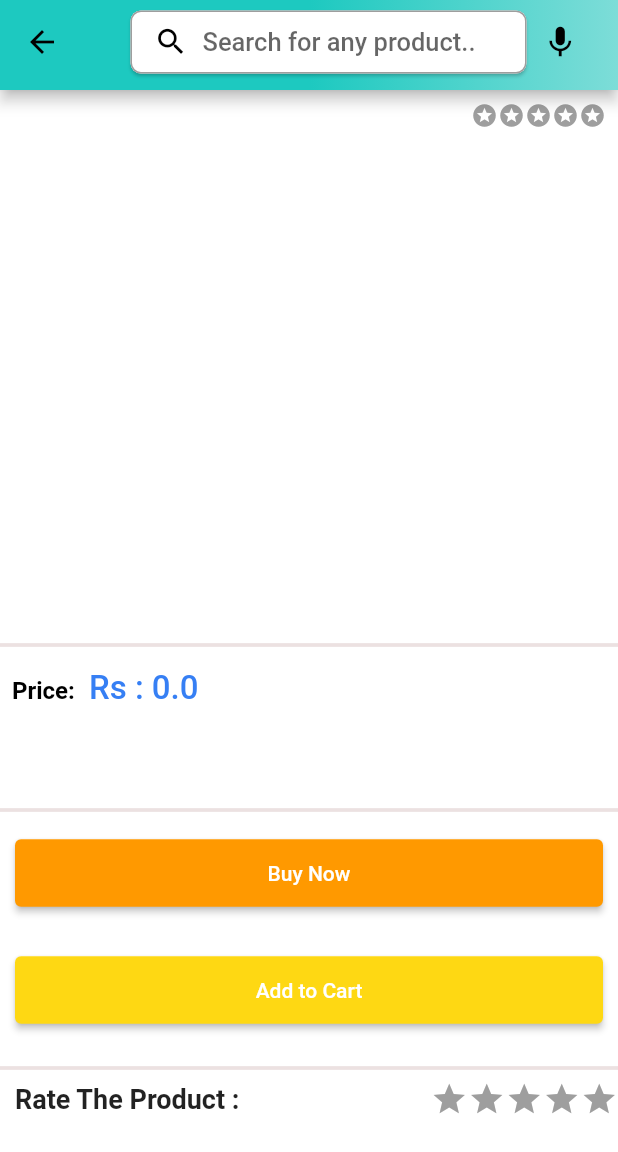
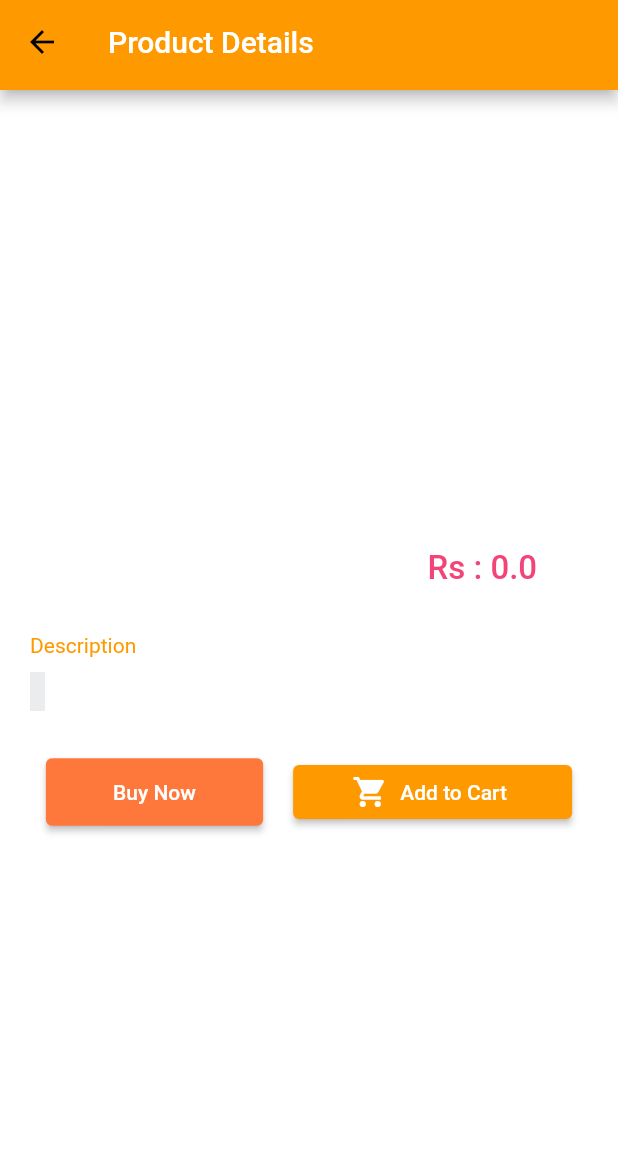
Before and after one commit to abrana411/Book-Retailer, a Flutter app: the ProductDetailScreen screen opened directly with empty values, on a phone screen of 412 x 824 dp. Shown: the top 1152 px of the screen. Run offline on Flutter 3.47's test engine with Material 2 defaults, Android fonts, the phone set to English and light mode, and no system bars; drawn by our look-alikes of carousel_slider, flutter_rating_bar; our stand-ins replace badges, dotted_border, file_picker, fl_chart, google_sign_in, shared_preferences; missing offline and left inert: cloudinary_public, pay; accounts and stored records are empty; network calls fail.

Commit message:
sign out functionality for the admin and the UI for the product details screen are done

```diff
--- a/lib/features/admin/screens/admin_screen.dart
+++ b/lib/features/admin/screens/admin_screen.dart
@@ -1,5 +1,8 @@
 import 'package:flutter/material.dart';
+import 'package:provider/provider.dart';
 
+import '../../../providers/user_provider.dart';
+import '../../account/services/account_services.dart';
 import '../screens/analytics_screen.dart';
 import '../screens/orders_screen.dart';
 import '../screens/products_screen.dart';
@@ -31,10 +34,42 @@ class _AdminScreenState extends State<AdminScreen> {
 
   @override
   Widget build(BuildContext context) {
+    final pass =
+        Provider.of<UserProvider>(context, listen: false).user.password;
+    final isGoogleSignout = pass.isEmpty;
     return Scaffold(
+      drawer: Drawer(
+          backgroundColor: Colors.white,
+          child: Column(
+            mainAxisAlignment: MainAxisAlignment.end,
+            children: [
+              ElevatedButton.icon(
+                  style:
+                      const ButtonStyle(elevation: MaterialStatePropertyAll(0)),
+                  onPressed: () {
+                    AccountServices().logOutUser(context, isGoogleSignout);
+                  },
+                  icon: const Icon(Icons.logout),
+                  label: const Text("Sign out"))
+            ],
+          )),
       appBar: PreferredSize(
         preferredSize: const Size.fromHeight(50),
         child: AppBar(
+          leading: Builder(
+            builder: (BuildContext context) {
+              return IconButton(
+                icon: const Icon(
+                  Icons.line_weight_outlined,
+                  color: Colors.white,
+                ),
+                onPressed: () {
+                  Scaffold.of(context).openDrawer();
+                },
+                tooltip: MaterialLocalizations.of(context).openAppDrawerTooltip,
+              );
+            },
+          ),
           // flexibleSpace: Container(
           //   decoration: const BoxDecoration(
           //     gradient: GlobalVariables.appBarGradient,
@@ -45,7 +80,11 @@ class _AdminScreenState extends State<AdminScreen> {
             children: [
               Container(
                 alignment: Alignment.topLeft,
-                child: const Text("Book Retail"),
+                child: (_page == 0)
+                    ? const Text("All Products")
+                    : (_page == 1)
+                        ? const Text("Analytics")
+                        : const Text("All Orders"),
               ),
               const Text(
                 'Admin',
@@ -56,6 +95,16 @@ class _AdminScreenState extends State<AdminScreen> {
               )
             ],
           ),
+          // actions: [
+          //   ElevatedButton.icon(
+          //       style:
+          //           const ButtonStyle(elevation: MaterialStatePropertyAll(0)),
+          //       onPressed: () {
+          //         AccountServices().logOutUser(context, isGoogleSignout);
+          //       },
+          //       icon: const Icon(Icons.logout),
+          //       label: const Text("Sign out"))
+          // ],
         ),
       ),
       body: pages[_page],
--- a/lib/features/product_details/screens/product_detail_screen.dart
+++ b/lib/features/product_details/screens/product_detail_screen.dart
@@ -1,14 +1,15 @@
+import 'package:dots_indicator/dots_indicator.dart';
 import 'package:flutter/material.dart';
 import 'package:provider/provider.dart';
 import 'package:carousel_slider/carousel_slider.dart';
-import 'package:flutter_rating_bar/flutter_rating_bar.dart';
+// import 'package:flutter_rating_bar/flutter_rating_bar.dart';
 
 import '../../../models/user_model.dart';
 import '../../../models/product_model.dart';
 import '../../../providers/user_provider.dart';
 import '../services/product_detail_service.dart';
 import '../../search/screens/search_screen.dart';
-import '../../search/widgets/show_rating_stars.dart';
+// import '../../search/widgets/show_rating_stars.dart';
 import '../../../constants/global_variables.dart';
 import '../../../common/widgets/custom_button.dart';
 
@@ -22,19 +23,39 @@ class ProductDetailScreen extends StatefulWidget {
 }
 
 class _ProductDetailScreenState extends State<ProductDetailScreen> {
+  int currentIndex = 0;
   ProductDetailsService productDetailsServices = ProductDetailsService();
   double currUserRating =
       0; //this will be set to the current users rating to this product (in case the user has given a rating to this product in past)
   double averageRatingOfProduct = 0; //will calculate it in the intiState
+  List<Widget>? _items;
   @override
   void initState() {
     super.initState();
+    //Initializing the images of product into the _items list:
+    _items = widget.product.images.map(
+      (i) {
+        return Builder(
+          builder: (BuildContext context) => Card(
+            child: Container(
+              color: Colors.black.withOpacity(0.1),
+              padding: const EdgeInsets.all(10),
+              child: Image.network(
+                i,
+                fit: BoxFit.contain,
+                height: 200,
+              ),
+            ),
+          ),
+        );
+      },
+    ).toList();
     //Get the sum of rating this product has received
-    double SumOfRatingOfThisPrduct = 0;
+    double sumOfRatingOfThisPrduct = 0;
     User currUser = Provider.of<UserProvider>(context, listen: false).user;
     for (int i = 0; i < widget.product.rating!.length; i++) {
       //add to total
-      SumOfRatingOfThisPrduct += widget.product.rating![i].rating;
+      sumOfRatingOfThisPrduct += widget.product.rating![i].rating;
 
       //check if the current rating is of the current user , because if it is then we will assign it to the currUserRating
       if (currUser.id == widget.product.rating![i].userId) {
@@ -42,25 +63,37 @@ class _ProductDetailScreenState extends State<ProductDetailScreen> {
       }
     }
 
-    if (SumOfRatingOfThisPrduct != 0) {
+    if (sumOfRatingOfThisPrduct != 0) {
       averageRatingOfProduct = //sunm/length = average
-          SumOfRatingOfThisPrduct / widget.product.rating!.length;
+          sumOfRatingOfThisPrduct / widget.product.rating!.length;
     }
   }
 
   @override
   Widget build(BuildContext context) {
+    final user = Provider.of<UserProvider>(context).user;
     return Scaffold(
       //Exactly same app bar as the home page and the search screen/page
       appBar: PreferredSize(
         preferredSize: const Size.fromHeight(60),
         child: AppBar(
-          flexibleSpace: Container(
-            decoration: const BoxDecoration(
-              gradient: GlobalVariables.appBarGradient,
+          // flexibleSpace: Container(
+          //   decoration: const BoxDecoration(
+          //     gradient: GlobalVariables.appBarGradient,
+          //   ),
+          // ),
+          title: const Text("Product Details"),
         ),
       ),
-          title: Row(
+      body: SingleChildScrollView(
+        child: Column(
+          crossAxisAlignment: CrossAxisAlignment.start,
+          children: [
+            const SizedBox(
+              height: 20,
+            ),
+            if (user.type == "user")
+              Row(
                 mainAxisAlignment: MainAxisAlignment.spaceBetween,
                 children: [
                   Expanded(
@@ -68,12 +101,13 @@ class _ProductDetailScreenState extends State<ProductDetailScreen> {
                       height: 42,
                       margin: const EdgeInsets.only(left: 15),
                       child: Material(
-                    borderRadius: BorderRadius.circular(7),
+                        borderRadius: BorderRadius.circular(20),
                         elevation: 1,
                         child: TextFormField(
                           onFieldSubmitted: (String searched) {
                             if (searched.isNotEmpty) {
-                          Navigator.pushNamed(context, SearchScreen.routeName,
+                              Navigator.pushNamed(
+                                  context, SearchScreen.routeName,
                                   arguments: searched);
                             }
                           },
@@ -96,13 +130,13 @@ class _ProductDetailScreenState extends State<ProductDetailScreen> {
                             contentPadding: const EdgeInsets.only(top: 10),
                             border: const OutlineInputBorder(
                               borderRadius: BorderRadius.all(
-                            Radius.circular(7),
+                                Radius.circular(20),
                               ),
                               borderSide: BorderSide.none,
                             ),
                             enabledBorder: const OutlineInputBorder(
                               borderRadius: BorderRadius.all(
-                            Radius.circular(7),
+                                Radius.circular(20),
                               ),
                               borderSide: BorderSide(
                                 color: Colors.black38,
@@ -127,166 +161,211 @@ class _ProductDetailScreenState extends State<ProductDetailScreen> {
                   ),
                 ],
               ),
+            if (user.type == "user")
+              const SizedBox(
+                height: 10,
               ),
-      ),
-      body: SingleChildScrollView(
-        child: Column(
-          crossAxisAlignment: CrossAxisAlignment.start,
-          children: [
+            if (user.type == "admin")
               Padding(
                 padding: const EdgeInsets.all(8.0),
                 //Row to show id on one end and the rating on other
                 child: Row(
-                mainAxisAlignment: MainAxisAlignment.spaceBetween,
+                  // mainAxisAlignment: MainAxisAlignment.spaceBetween,
                   children: [
+                    const Text(
+                      "Product Id : ",
+                      style: TextStyle(fontSize: 15),
+                    ),
                     Text(
                       widget.product.id!,
+                      style: const TextStyle(
+                          fontWeight: FontWeight.bold, fontSize: 15),
                     ),
-                  ShowStars(
-                    prodRating:
-                        averageRatingOfProduct, //showing the average rating of the product
-                  ),
+                    // ShowStars(
+                    //   prodRating:
+                    //       averageRatingOfProduct, //showing the average rating of the product
+                    // ),
                   ],
                 ),
               ),
+            // Padding(
+            //   padding: const EdgeInsets.symmetric(
+            //     vertical: 20,
+            //     horizontal: 10,
+            //   ),
+            //   child: Text(
+            //     widget.product.name,
+            //     style: const TextStyle(
+            //       fontSize: 15,
+            //     ),
+            //   ),
+            // ),
+
             Padding(
-              padding: const EdgeInsets.symmetric(
-                vertical: 20,
-                horizontal: 10,
-              ),
-              child: Text(
-                widget.product.name,
-                style: const TextStyle(
-                  fontSize: 15,
-                ),
-              ),
-            ),
-            CarouselSlider(
+              padding: const EdgeInsets.all(8.0),
+              child: CarouselSlider(
                 //Using the carousle slider to show all the images of this current product, and this slider we have discussed how and what parameter to pass in the home screen ui
                 //and also here the map will be on the produst.images
-              items: widget.product.images.map(
-                (i) {
-                  return Builder(
-                    builder: (BuildContext context) => Image.network(
-                      i,
-                      fit: BoxFit.contain,
-                      height: 200,
-                    ),
-                  );
+                items: _items,
+                options: CarouselOptions(
+                  onPageChanged: (index, reason) {
+                    setState(() {
+                      currentIndex = index;
+                    });
                   },
-              ).toList(),
-              options: CarouselOptions(
                   viewportFraction: 1,
                   height: 250,
                 ),
               ),
+            ),
+            Container(
+              alignment: Alignment.center,
+              child: DotsIndicator(
+                decorator: const DotsDecorator(
+                    activeColor: GlobalVariables.secondaryColor,
+                    activeSize: Size.square(15)),
+                dotsCount: _items!.length,
+                position: currentIndex,
+              ),
+            ),
+
             const SizedBox(
               height: 20,
             ),
-            const Divider(
-              thickness: 2.5,
-              color: Color.fromARGB(255, 236, 225, 225),
+            // const Divider(
+            //   thickness: 2.5,
+            //   color: Color.fromARGB(255, 236, 225, 225),
+            // ),
+            Row(mainAxisAlignment: MainAxisAlignment.spaceAround, children: [
+              Text(
+                widget.product.name,
+                style:
+                    const TextStyle(fontSize: 20, fontWeight: FontWeight.bold),
               ),
-            Padding(
-              padding: const EdgeInsets.all(8),
-              child: RichText(
-                text: TextSpan(
-                  text: 'Price: ',
-                  style: const TextStyle(
-                    fontSize: 16,
-                    color: Colors.black,
-                    fontWeight: FontWeight.bold,
+              const SizedBox(
+                width: 10,
               ),
-                  children: [
-                    TextSpan(
-                      text: ' Rs : ${widget.product.price}',
-                      style: const TextStyle(
+              Text(
+                ' Rs : ${widget.product.price}',
+                style: TextStyle(
                   fontSize: 22,
-                        color: Color.fromARGB(255, 54, 127, 244),
+                  color: Colors.red.withBlue(120),
                   fontWeight: FontWeight.w500,
                 ),
               ),
-                  ],
-                ),
-              ),
-            ), //showing the description
-            Padding(
-              padding: const EdgeInsets.all(8.0),
-              child: Text(widget.product.description),
-            ),
+              // const SizedBox(
+              //   width: 5,
+              // ),
+            ]),
             const SizedBox(
               height: 20,
             ),
-            const Divider(
-              thickness: 2.5,
-              color: Color.fromARGB(255, 236, 225, 225),
+            //showing the description
+            Container(
+                margin: const EdgeInsets.only(left: 20, top: 10),
+                child: Column(
+                  crossAxisAlignment: CrossAxisAlignment.start,
+                  children: [
+                    const Text(
+                      "Description",
+                      style: TextStyle(color: GlobalVariables.secondaryColor),
                     ),
-            Padding(
+                    const SizedBox(
+                      height: 10,
+                    ),
+                    Container(
+                      color: GlobalVariables.greyBackgroundColor,
+                      padding: const EdgeInsets.all(5),
+                      child: Text(widget.product.description),
+                    ),
+                  ],
+                )),
+
+            const SizedBox(
+              height: 20,
+            ),
+            // const Divider(
+            //   thickness: 2.5,
+            //   color: Color.fromARGB(255, 236, 225, 225),
+            // ),
+            Row(
+              mainAxisAlignment: MainAxisAlignment.center,
+              children: [
+                Container(
+                  width: MediaQuery.of(context).size.width * 0.4,
                   padding: const EdgeInsets.all(10),
                   child: CustomButton(
                     toShow: 'Buy Now',
                     onTap: () {},
+                    btnColor: Colors.yellow.withGreen(120),
                   ),
                 ),
                 const SizedBox(height: 10),
-            Padding(
+                Container(
+                  width: MediaQuery.of(context).size.width * 0.5,
                   padding: const EdgeInsets.all(10),
-              child: CustomButton(
-                toShow: 'Add to Cart',
-                onTap: () {
-                  //Adding the product to the cart of the user:
-                  productDetailsServices.addToCartOfUser(
-                      context: context, product: widget.product);
-                },
-                btnColor: const Color.fromRGBO(254, 216, 19,
-                    1), //This color is optional , if not given then primary (which we set to golden type will be shown)
+                  // child: CustomButton(
+                  //   toShow: 'Add to Cart',
+                  //   onTap: () {
+                  //     //Adding the product to the cart of the user:
+                  //     productDetailsServices.addToCartOfUser(
+                  //         context: context, product: widget.product);
+                  //   },
+                  //   btnColor: const Color.fromRGBO(254, 216, 19,
+                  //       1), //This color is optional , if not given then primary (which we set to golden type will be shown)
+                  // ),
+                  child: ElevatedButton.icon(
+                      onPressed: () {},
+                      icon: const Icon(Icons.shopping_cart),
+                      label: const Text("Add to Cart")),
                 ),
-            ),
-            const SizedBox(height: 10),
-            const Divider(
-              thickness: 2.5,
-              color: Color.fromARGB(255, 236, 225, 225),
-            ),
-            Row(
-              mainAxisAlignment: MainAxisAlignment.spaceBetween,
-              children: [
-                const Padding(
-                  padding: EdgeInsets.symmetric(horizontal: 10.0),
-                  child: Text(
-                    'Rate The Product : ',
-                    style: TextStyle(
-                      fontSize: 18,
-                      fontWeight: FontWeight.bold,
-                    ),
-                  ),
-                ),
+              ],
+            )
+            // const SizedBox(height: 10),
+            // const Divider(
+            //   thickness: 2.5,
+            //   color: Color.fromARGB(255, 236, 225, 225),
+            // ),
+            // Row(
+            //   mainAxisAlignment: MainAxisAlignment.spaceBetween,
+            //   children: [
+            //     const Padding(
+            //       padding: EdgeInsets.symmetric(horizontal: 10.0),
+            //       child: Text(
+            //         'Rate The Product : ',
+            //         style: TextStyle(
+            //           fontSize: 18,
+            //           fontWeight: FontWeight.bold,
+            //         ),
+            //       ),
+            //     ),
             //The ratingBarIndicator was for view only , below is to give rating ie we can tap on the start and it will change (it is not view only it is editable by tapping)
-                RatingBar.builder(
-                  itemSize: 25,
-                  //As the initial rating we will show the average rating this product has received
-                  initialRating:
-                      currUserRating, //passing the rating of current user (if rated sometime in past)
-                  minRating: 1, //min 1 can be given (cant give 0)
-                  direction: Axis.horizontal, //horizontal rating bar
-                  allowHalfRating:
-                      true, //double ratings are given so half should be applied too
-                  itemCount: 5, //out of 5 stars
+            // RatingBar.builder(
+            //   itemSize: 25,
+            //   //As the initial rating we will show the average rating this product has received
+            //   initialRating:
+            //       currUserRating, //passing the rating of current user (if rated sometime in past)
+            //   minRating: 1, //min 1 can be given (cant give 0)
+            //   direction: Axis.horizontal, //horizontal rating bar
+            //   allowHalfRating:
+            //       true, //double ratings are given so half should be applied too
+            //   itemCount: 5, //out of 5 stars
 
-                  itemBuilder: (context, _) => const Icon(
-                    //Star icon to show
-                    Icons.star,
-                    color: GlobalVariables.secondaryColor,
-                  ),
-                  onRatingUpdate: (rating) {
-                    //whenever the user taps on the rating (start icons in this case) then it will update and then the updated value will come here in this method and here we will call the update rating API call in the service
-                    productDetailsServices.rateThisProduct(
-                        context: context,
-                        product: widget.product,
-                        rating: rating);
-                  },
-                )
-              ],
-            ),
+            //   itemBuilder: (context, _) => const Icon(
+            //     //Star icon to show
+            //     Icons.star,
+            //     color: GlobalVariables.secondaryColor,
+            //   ),
+            //   onRatingUpdate: (rating) {
+            //     //whenever the user taps on the rating (start icons in this case) then it will update and then the updated value will come here in this method and here we will call the update rating API call in the service
+            //     productDetailsServices.rateThisProduct(
+            //         context: context,
+            //         product: widget.product,
+            //         rating: rating);
+            //   },
+            // )
+            // ],
+            // ),
           ],
         ),
       ),
--- a/pubspec.yaml
+++ b/pubspec.yaml
@@ -43,6 +43,7 @@ dependencies:
   intl: ^0.18.0 #for formating the date
   fl_chart: ^0.62.0 #For showing the analytics (the bar chart in my case)
   google_sign_in: ^6.1.4
+  dots_indicator: ^3.0.0
 
   # The following adds the Cupertino Icons font to your application.
   # Use with the CupertinoIcons class for iOS style icons.
```
Also changed, not shown: pubspec.lock. Lines whose indentation alone changed are shown as unchanged.
